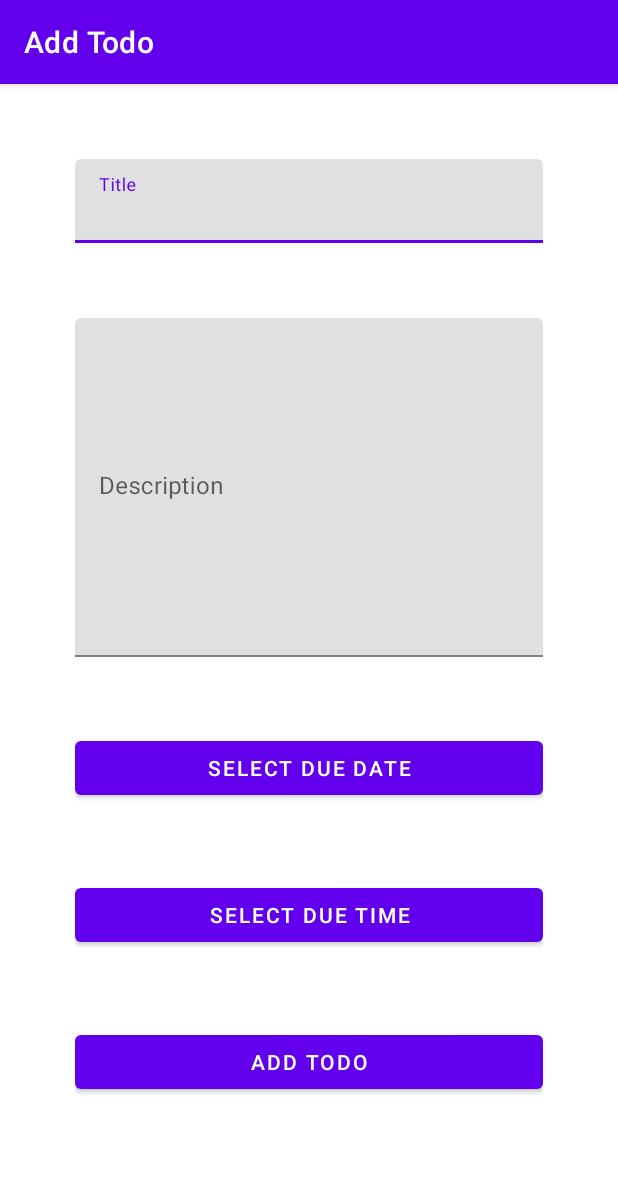
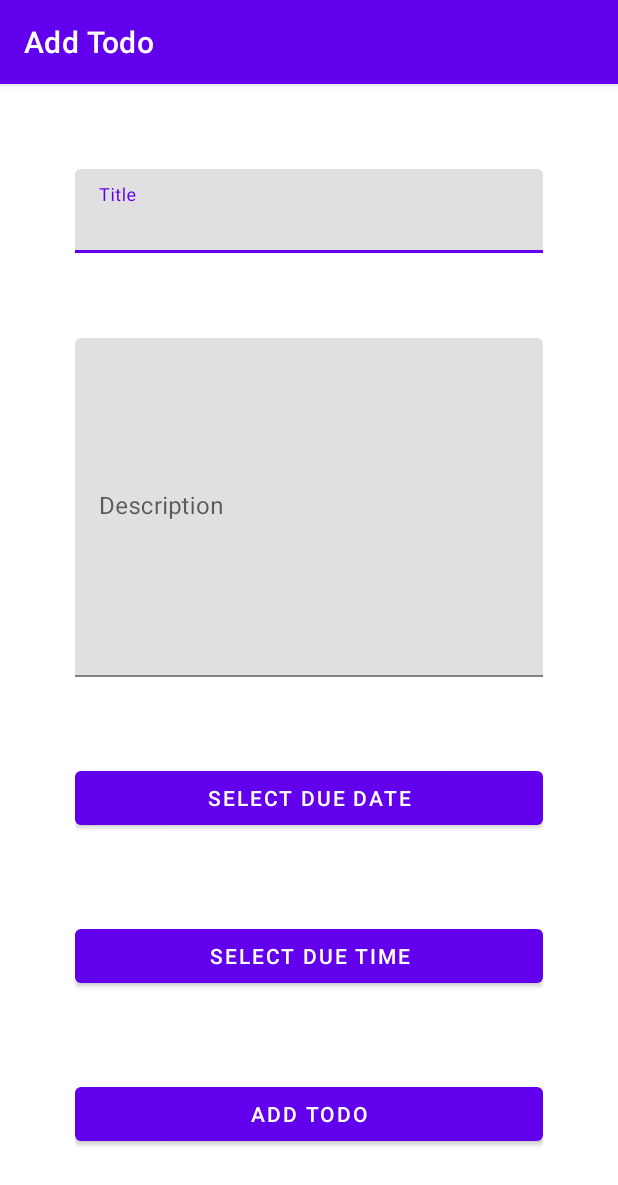
Before and after one commit to cvanloo/twodo, an Android app: the NewTodoActivity screen opened directly, with no data from a screen before it, on a phone screen of 412 x 824 dp. Shown: the top 1185 px of the screen. Run offline under Robolectric (Android 15) with nearby library versions, the phone set to English and light mode, and no system bars.

Commit message:
fix: layout formatting

```diff
--- a/app/src/main/res/layout/activity_new_todo.xml
+++ b/app/src/main/res/layout/activity_new_todo.xml
@@ -20,7 +20,8 @@
 
         <Space
             android:layout_width="match_parent"
-            android:layout_height="50dp" />
+            android:layout_height="wrap_content"
+            android:layout_weight="1" />
 
         <com.google.android.material.textfield.TextInputLayout
             android:id="@+id/textInputLayout"
@@ -41,7 +42,8 @@
 
         <Space
             android:layout_width="match_parent"
-            android:layout_height="50dp" />
+            android:layout_height="wrap_content"
+            android:layout_weight="1" />
 
         <com.google.android.material.textfield.TextInputLayout
             android:id="@+id/textInputLayout2"
@@ -62,7 +64,8 @@
 
         <Space
             android:layout_width="match_parent"
-            android:layout_height="50dp" />
+            android:layout_height="wrap_content"
+            android:layout_weight="1" />
 
         <Button
             android:id="@+id/btnPickDate"
@@ -72,7 +75,8 @@
 
         <Space
             android:layout_width="match_parent"
-            android:layout_height="50dp" />
+            android:layout_height="wrap_content"
+            android:layout_weight="1" />
 
         <Button
             android:id="@+id/btnPickTime"
@@ -82,7 +86,8 @@
 
         <Space
             android:layout_width="match_parent"
-            android:layout_height="50dp" />
+            android:layout_height="wrap_content"
+            android:layout_weight="1" />
 
         <Button
             android:id="@+id/btnAddTodo"
@@ -90,6 +95,11 @@
             android:layout_height="wrap_content"
             android:text="Add Todo" />
 
+        <Space
+            android:layout_width="match_parent"
+            android:layout_height="wrap_content"
+            android:layout_weight="1" />
+
     </LinearLayout>
 
 </androidx.constraintlayout.widget.ConstraintLayout>
```
